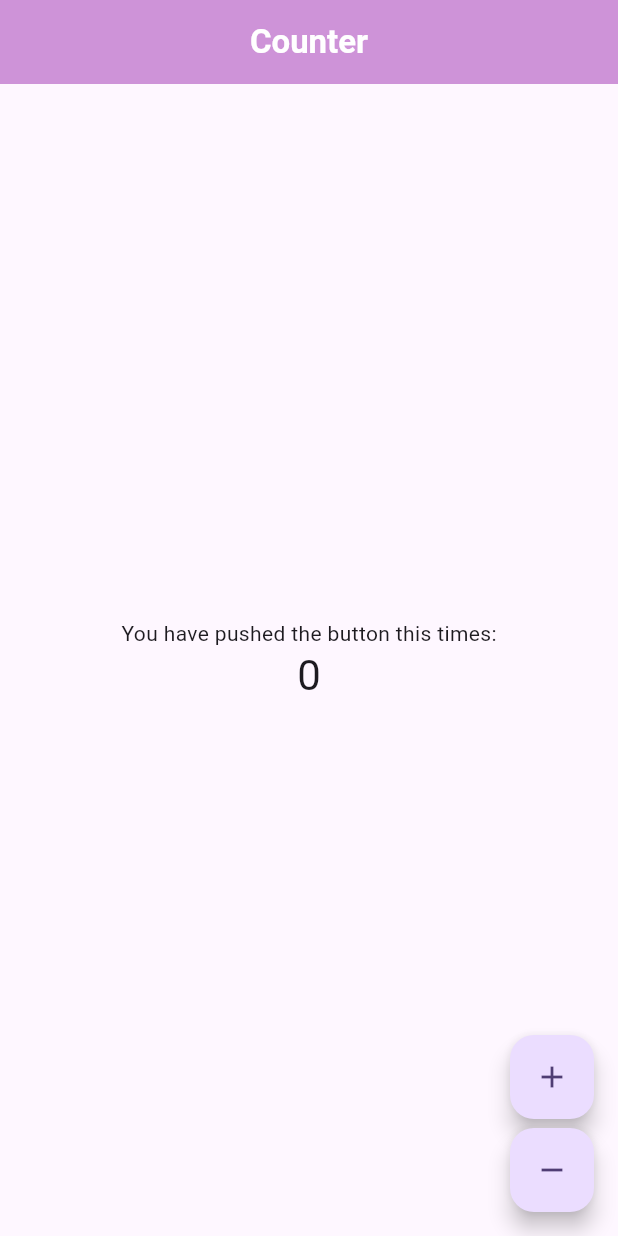
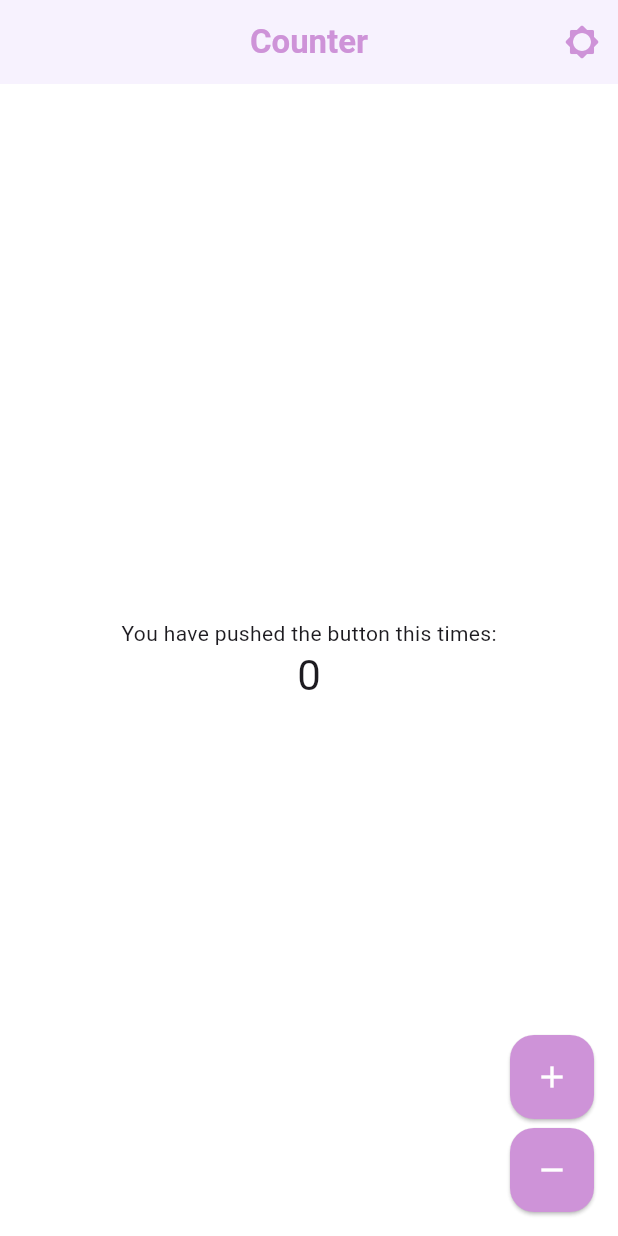
Before and after one commit to noura2tarek/Counter_App, a Flutter app: the screen it shows after launch, on a phone screen of 412 x 824 dp. Run offline on Flutter 3.47's test engine with Material 3 defaults, Android fonts, the phone set to English and light mode, and no system bars; our stand-ins replace bloc, flutter_bloc.

Commit message:
Add Counter Bloc instead & ThemeBloc

```diff
--- /dev/null
+++ b/lib/counter/counter_bloc/counter_bloc.dart
@@ -0,0 +1,16 @@
+import 'package:flutter/material.dart';
+import 'package:flutter_bloc/flutter_bloc.dart';
+part 'counter_event.dart';
+
+class CounterBloc extends Bloc<CounterEvent, int> {
+  CounterBloc() : super(0) {
+    on<CounterEvent>((event, emit) {
+      if (event is CounterIncrementPressedEvent) {
+        emit(state + 1);
+      }
+      if (event is CounterDecrementPressedEvent) {
+        emit(state - 1);
+      }
+    });
+  }
+}
--- /dev/null
+++ b/lib/counter/counter_bloc/counter_event.dart
@@ -0,0 +1,7 @@
+part of 'counter_bloc.dart';
+
+@immutable
+sealed class CounterEvent {}
+
+class CounterIncrementPressedEvent extends CounterEvent {}
+class CounterDecrementPressedEvent extends CounterEvent {}
--- a/lib/counter/counter_cubit/counter_cubit.dart
+++ /dev/null
@@ -1,16 +0,0 @@
-import 'package:flutter_bloc/flutter_bloc.dart';
-
-class CounterCubit extends Cubit<int> {
-  CounterCubit() : super(0);
-
-  // Increment the cubit current state by 1
-  void incrementCounter() {
-    emit(state + 1);
-  }
-
-  // Decrement the cubit current state by 1
-
-  void decrementCounter() {
-    emit(state - 1);
-  }
-}
--- a/lib/counter/view/counter_screen.dart
+++ b/lib/counter/view/counter_screen.dart
@@ -1,4 +1,4 @@
-import 'package:counter_app/counter/counter_cubit/counter_cubit.dart';
+import 'package:counter_app/counter/counter_bloc/counter_bloc.dart';
 import 'package:counter_app/counter/view/counter_view.dart';
 import 'package:flutter/material.dart';
 import 'package:flutter_bloc/flutter_bloc.dart';
@@ -9,7 +9,7 @@ class CounterScreen extends StatelessWidget {
   @override
   Widget build(BuildContext context) {
     return BlocProvider(
-      create: (context) => CounterCubit(),
+      create: (context) => CounterBloc(),
       child: CounterView(),
     );
   }
--- a/lib/counter/view/counter_view.dart
+++ b/lib/counter/view/counter_view.dart
@@ -1,6 +1,8 @@
-import 'package:counter_app/counter/counter_cubit/counter_cubit.dart';
+import 'package:counter_app/counter/counter_bloc/counter_bloc.dart';
 import 'package:counter_app/counter/view/widgets/my_floating_action.dart';
+import 'package:counter_app/theme/theme_bloc/theme_bloc.dart';
 import 'package:flutter/material.dart';
+import 'package:flutter/services.dart';
 import 'package:flutter_bloc/flutter_bloc.dart';
 
 class CounterView extends StatelessWidget {
@@ -8,7 +10,8 @@ class CounterView extends StatelessWidget {
 
   @override
   Widget build(BuildContext context) {
-    var counterCubit = context.read<CounterCubit>();
+    var counterBloc = context.read<CounterBloc>();
+    var themeBloc = context.read<ThemeBloc>();
     return Scaffold(
       appBar: AppBar(
         title: Text(
@@ -16,20 +19,28 @@ class CounterView extends StatelessWidget {
           style: TextStyle(fontWeight: FontWeight.bold),
         ),
         centerTitle: true,
-        foregroundColor: Colors.white,
-        backgroundColor: Colors.purple.shade200,
+        actions: [
+          IconButton(
+            onPressed: () {
+              themeBloc.add(ThemeChangedEvent());
+            },
+            icon: BlocBuilder<ThemeBloc, ThemeState>(
+              builder: (context, state) {
+                return Icon(state.themeMode == ThemeMode.light
+                    ? Icons.brightness_5_rounded
+                    : Icons.brightness_4_rounded);
+              },
+            ),
+          ),
+        ],
       ),
       /*-------- The body using bloc listener and bloc builder ---------*/
-      // body: BlocListener<CounterCubit, int>(
+      // body: BlocListener<CounterBloc, int>(
       //   listener: (context, state) {
-      //     // Show a dialog when the counter reaches a negative value
+      //     // Show a snack bar when the counter reaches a negative value for example:
       //     if (state == -1) {
-      //       showDialog(
-      //         context: context,
-      //         builder: (context) {
-      //           return myAlertDialog(context);
-      //         },
-      //       );
+      //       ScaffoldMessenger.of(context).showSnackBar(
+      //           mySnackBar(message: 'Counter reaches a negative value.'));
       //     }
       //   },
       //   child: Center(
@@ -39,7 +50,7 @@ class CounterView extends StatelessWidget {
       //         const Text(
       //           'You have pushed the button this many times:',
       //         ),
-      //         BlocBuilder<CounterCubit, int>(
+      //         BlocBuilder<CounterBloc, int>(
       //           builder: (context, state) {
       //             return Text(
       //               '$state',
@@ -52,22 +63,22 @@ class CounterView extends StatelessWidget {
       //   ),
       // ),
       /*-------- The body using bloc consumer only ---------*/
-      body: BlocConsumer<CounterCubit, int>(
+      body: BlocConsumer<CounterBloc, int>(
         //-- listener of the bloc consumer --//
         listener: (context, state) {
-          // show a message whenever the counter reaches 10 or -10.
-          if (state == -10 || state == 10) {
-            if (state == 10) {
+          // show a message whenever the counter reaches 5 or -5 for example.
+          if (state == -5 || state == 5) {
+            if (state == 5) {
               ScaffoldMessenger.of(context).showSnackBar(
                 mySnackBar(
-                  message: 'The counter reaches 10.',
+                  message: 'The counter reaches 5.',
                 ),
               );
             }
-            if (state == -10) {
+            if (state == -5) {
               ScaffoldMessenger.of(context).showSnackBar(
                 mySnackBar(
-                  message: 'The counter reaches -10.',
+                  message: 'The counter reaches -5.',
                 ),
               );
             }
@@ -89,7 +100,7 @@ class CounterView extends StatelessWidget {
           ),
         ),
       ),
-      floatingActionButton: MyFloatingActionButton(counterCubit: counterCubit),
+      floatingActionButton: MyFloatingActionButton(counterBloc: counterBloc),
     );
   }
 }
@@ -110,17 +121,3 @@ SnackBar mySnackBar({required String message}) {
     backgroundColor: Colors.teal.shade300,
   );
 }
-
-//-- Alert Dialog --//
-AlertDialog myAlertDialog(BuildContext context) {
-  return AlertDialog(
-    title: Text("Alert!"),
-    content: Text("Counter reaches a negative value."),
-    actions: [
-      TextButton(
-        onPressed: () => Navigator.of(context).pop(),
-        child: Text('Ok'),
-      ),
-    ],
-  );
-}
--- a/lib/counter/view/widgets/my_floating_action.dart
+++ b/lib/counter/view/widgets/my_floating_action.dart
@@ -1,13 +1,13 @@
+import 'package:counter_app/counter/counter_bloc/counter_bloc.dart';
 import 'package:flutter/material.dart';
-import '../../counter_cubit/counter_cubit.dart';
 
 class MyFloatingActionButton extends StatelessWidget {
   const MyFloatingActionButton({
     super.key,
-    required this.counterCubit,
+    required this.counterBloc,
   });
 
-  final CounterCubit counterCubit;
+  final CounterBloc counterBloc;
 
   @override
   Widget build(BuildContext context) {
@@ -15,7 +15,8 @@ class MyFloatingActionButton extends StatelessWidget {
       mainAxisAlignment: MainAxisAlignment.end,
       children: [
         FloatingActionButton(
-          onPressed: () => counterCubit.incrementCounter(),
+          // create an event of type CounterIncrementPressedEvent to update the state
+          onPressed: () => counterBloc.add(CounterIncrementPressedEvent()),
           tooltip: 'Increment',
           child: const Icon(Icons.add),
         ),
@@ -23,7 +24,8 @@ class MyFloatingActionButton extends StatelessWidget {
           height: 6.0,
         ),
         FloatingActionButton(
-          onPressed: () => counterCubit.decrementCounter(),
+          // create an event of type CounterDecrementPressedEvent to update the state
+          onPressed: () => counterBloc.add(CounterDecrementPressedEvent()),
           tooltip: 'Decrement',
           child: const Icon(Icons.remove),
         ),
--- a/lib/main.dart
+++ b/lib/main.dart
@@ -1,11 +1,13 @@
 import 'package:counter_app/counter/view/counter_screen.dart';
-import 'package:counter_app/counter_observer.dart';
+import 'package:counter_app/observers/my_bloc_observer.dart';
+import 'package:counter_app/theme/theme_bloc/theme_bloc.dart';
 import 'package:flutter/material.dart';
+import 'package:flutter/services.dart';
 import 'package:flutter_bloc/flutter_bloc.dart';
 
 void main() {
-  // bloc observer instance
-  Bloc.observer = CounterObserver();
+  // Bloc observer instance
+  Bloc.observer = MyBlocObserver();
   runApp(const MyApp());
 }
 
@@ -14,14 +16,56 @@ class MyApp extends StatelessWidget {
 
   @override
   Widget build(BuildContext context) {
-    return MaterialApp(
-      debugShowCheckedModeBanner: false,
-      title: 'Counter App',
-      theme: ThemeData(
-        colorScheme: ColorScheme.fromSeed(seedColor: Colors.deepPurple),
-        useMaterial3: true,
+    return BlocProvider(
+      create: (context) => ThemeBloc(),
+      child: BlocBuilder<ThemeBloc, ThemeState>(
+        builder: (context, state) {
+          return MaterialApp(
+            debugShowCheckedModeBanner: false,
+            title: 'Counter App',
+            themeMode: state.themeMode,
+            theme: state.themeMode == ThemeMode.light
+                ? ThemeData.light().copyWith(
+                    primaryColor: Colors.purple.shade200,
+                    colorScheme: const ColorScheme.light().copyWith(
+                      primary: Colors.purple.shade200,
+                    ),
+                    scaffoldBackgroundColor:
+                        Colors.white.withValues(alpha: 0.9),
+                    appBarTheme: const AppBarTheme().copyWith(
+                      backgroundColor: Colors.white,
+                      elevation: 1.0,
+                      foregroundColor: Colors.purple.shade200,
+                      systemOverlayStyle: SystemUiOverlayStyle.dark,
+                    ),
+                    floatingActionButtonTheme: FloatingActionButtonThemeData(
+                      backgroundColor: Colors.purple.shade200,
+                      foregroundColor: Colors.white,
+                      elevation: 1.0,
+                    ),
+                  )
+                : ThemeData.dark().copyWith(
+                    primaryColor: Colors.purple.shade400,
+                    colorScheme: const ColorScheme.dark().copyWith(
+                      primary: Colors.purple.shade400,
+                    ),
+                    scaffoldBackgroundColor: Color(0xff121212),
+                    appBarTheme: const AppBarTheme().copyWith(
+                      backgroundColor:Colors.purple.shade400,
+                      foregroundColor: Colors.white,
+                      elevation: 1.0,
+                      systemOverlayStyle: SystemUiOverlayStyle.light,
+                    ),
+                    floatingActionButtonTheme: FloatingActionButtonThemeData(
+                      backgroundColor: Colors.purple.shade400,
+                      foregroundColor: Colors.white,
+                      elevation: 1.0,
+                    ),
+                  ),
+            home: const CounterScreen(),
+          );
+        },
       ),
-      home: const CounterScreen(),
     );
   }
 }
--- /dev/null
+++ b/lib/theme/theme_bloc/theme_bloc.dart
@@ -0,0 +1,21 @@
+import 'package:bloc/bloc.dart';
+import 'package:flutter/material.dart';
+import 'package:meta/meta.dart';
+
+part 'theme_event.dart';
+
+part 'theme_state.dart';
+
+class ThemeBloc extends Bloc<ThemeEvent, ThemeState> {
+  bool isDarkMode = false;
+
+  ThemeBloc() : super(ThemeInitialState(ThemeMode.light)) {
+    on<ThemeEvent>((event, emit) {
+      if (event is ThemeChangedEvent) {
+        isDarkMode = !isDarkMode;
+        ThemeMode themeMode = isDarkMode ? ThemeMode.dark : ThemeMode.light;
+        emit(ThemeChangedState(themeMode));
+      }
+    });
+  }
+}
--- /dev/null
+++ b/lib/theme/theme_bloc/theme_event.dart
@@ -0,0 +1,6 @@
+part of 'theme_bloc.dart';
+
+@immutable
+sealed class ThemeEvent {}
+
+class ThemeChangedEvent extends ThemeEvent {}
--- /dev/null
+++ b/lib/theme/theme_bloc/theme_state.dart
@@ -0,0 +1,15 @@
+part of 'theme_bloc.dart';
+
+@immutable
+sealed class ThemeState {
+  const ThemeState(this.themeMode);
+  final  ThemeMode themeMode;
+
+}
+
+final class ThemeInitialState extends ThemeState {
+  const ThemeInitialState(super.themeMode);
+}
+final class ThemeChangedState extends ThemeState {
+  const ThemeChangedState(super.themeMode);
+}
```
Also changed, not shown: lib/observers/my_bloc_observer.dart (renamed from lib/counter_observer.dart, +7 -1 lines).
